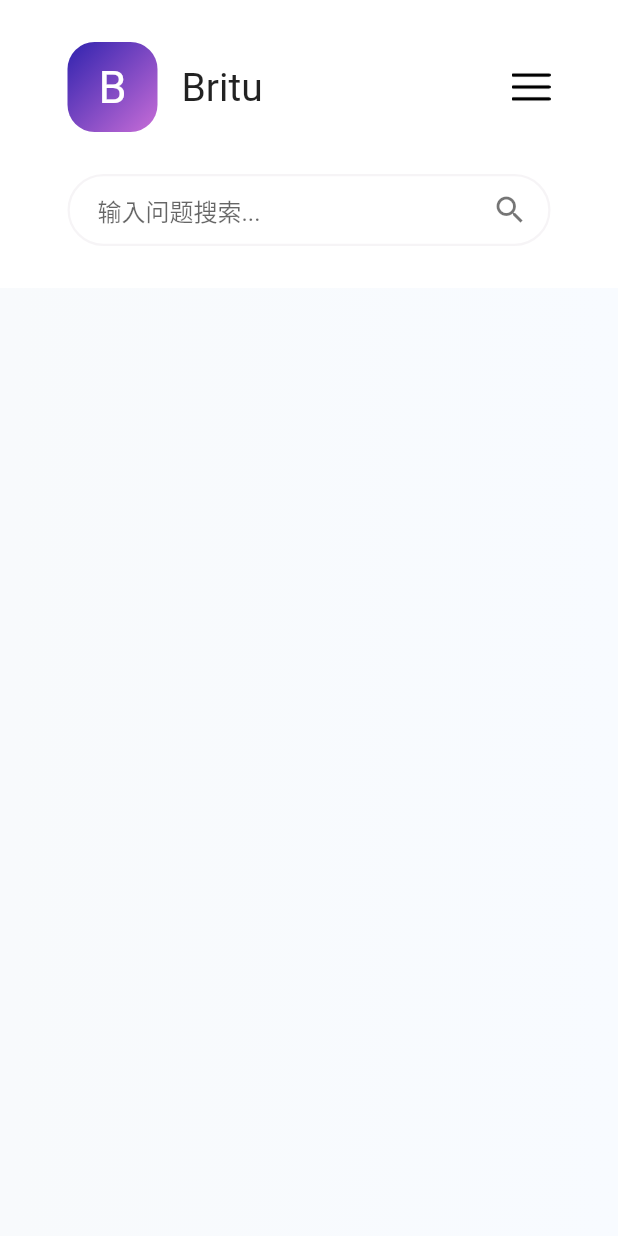
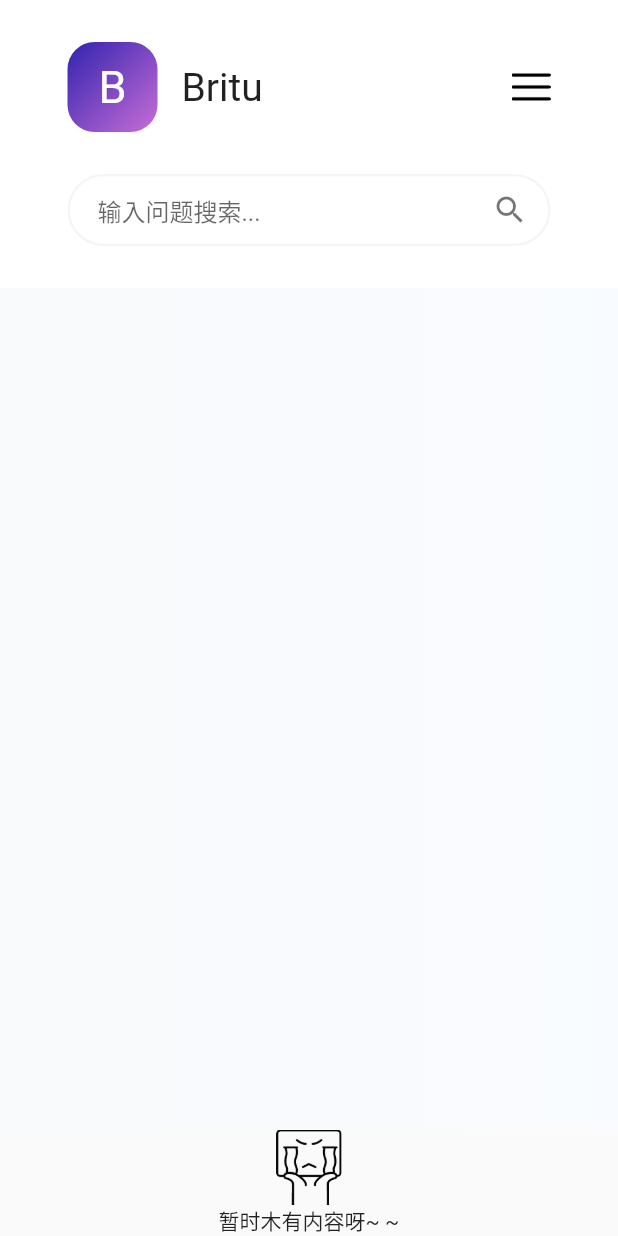
Before and after one commit to yaminet1024/birtu-oj-graph-flutter, a Flutter app: the screen it shows after launch, after a tap on "搜索", on a phone screen of 412 x 824 dp. Run offline on Flutter 3.47's test engine with Material 2 defaults, Android fonts, the phone set to English and light mode, and no system bars.

Commit message:
新增搜索失败页面

```diff
--- a/lib/views/search.dart
+++ b/lib/views/search.dart
@@ -1,17 +1,19 @@
 import 'package:flutter/material.dart';
 import '../widgets/navbar.dart';
+import '../widgets/searchFailed.dart';
 import '../utils/responsiveLayout.dart';
 
 
 class SearchPage extends StatefulWidget{
   @override
   State<StatefulWidget> createState() {
-    return SearchPageState();
+    return _SearchPageState();
   }
 
 }
 
-class SearchPageState extends State<SearchPage>{
+class _SearchPageState extends State<SearchPage>{
+  // var _searchResult = null;
   @override
   Widget build(BuildContext context) {
     return Scaffold(
@@ -60,7 +62,10 @@ class SearchPageState extends State<SearchPage>{
                   ]),
                 ),
               ),
-              ),
+            ),
+            Container(
+              child: SearchFailed()
+            )
           ]
         )
       ),
@@ -77,7 +82,8 @@ typedef GestureTapCallback = void Function();
 //}
 
 class SearchInput extends StatelessWidget {
-  const SearchInput({this.onClick});
+    // SearchInput({this.onClick});
+    SearchInput({Key key, this.onClick}) : super(key: key);
 
   final GestureTapCallback onClick;
 
@@ -93,7 +99,7 @@ class SearchInput extends StatelessWidget {
             style: TextStyle(textBaseline: TextBaseline.alphabetic),
             decoration: InputDecoration(
               hintText: "输入问题搜索...",
-              contentPadding: EdgeInsets.symmetric(horizontal: 20, vertical: 10),
+              contentPadding: EdgeInsets.only(left: 20, right: 40, top: 10, bottom: 10),
               enabledBorder: OutlineInputBorder(
                 borderRadius: BorderRadius.all(
                   Radius.circular(30)
@@ -115,16 +121,18 @@ class SearchInput extends StatelessWidget {
             )
           ),
         ),
-        Positioned(
+        Container(
+          margin: EdgeInsets.only(right:60, bottom:12),
           child: InkWell(
             child: Icon(
               Icons.search,
               color: Colors.black54,
             ),
             onTap: onClick,
+            // onTap: () {
+            //   print(onClick);
+            // },
           ),
-          right: 60,
-          top: 12,
         ),
       ],
     );
--- a/lib/widgets/search.dart
+++ b/lib/widgets/search.dart
@@ -9,7 +9,7 @@ class Search extends StatefulWidget {
 }
 
 class _SearchState extends State {
-  String inputText = '';
+  String _inputText = '';
   @override
   Widget build(BuildContext context) {
     return Padding(
@@ -42,13 +42,13 @@ class _SearchState extends State {
                         ),
                         onChanged: (String val) {
                           setState(() {
-                            inputText = val;
+                            _inputText = val;
                           });
                         },
                   )),
               Expanded(
                 flex: 2,
-                child: SendBtn(searchText: inputText),
+                child: SendBtn(searchText: _inputText),
               )
             ],
           ),
--- /dev/null
+++ b/lib/widgets/searchFailed.dart
@@ -0,0 +1,26 @@
+import 'package:flutter/material.dart';
+// import '../utils/responsiveLayout.dart';
+
+class SearchFailed extends StatelessWidget {
+  @override
+  Widget build(BuildContext context) {
+    return Center(
+      child: Column(
+        children: <Widget>[
+          Image.asset(
+             "assets/no_result.png",
+              // width: ResponsiveLayout.isSmallScreen(context)
+              //     ? 12
+              //     : ResponsiveLayout.isMediumScreen(context) ? 12 : 20,
+              // height: ResponsiveLayout.isSmallScreen(context)
+              //     ? 12
+              //     : ResponsiveLayout.isMediumScreen(context) ? 12 : 20,
+              width: 50,
+              height: 50,
+          ),
+          Text("暂时木有内容呀~ ~")
+        ],
+      )
+    );
+  }
+}
--- a/pubspec.yaml
+++ b/pubspec.yaml
@@ -45,6 +45,7 @@ flutter:
     - assets/sent.png
     - assets/menu.png
     - assets/image_01.png
+    - assets/no_result.png
   # To add assets to your application, add an assets section, like this:
   # assets:
   #   - images/a_dot_burr.jpeg
```
Also changed, not shown: assets/home-bg.jpg (deleted), assets/no_result.png (added).
